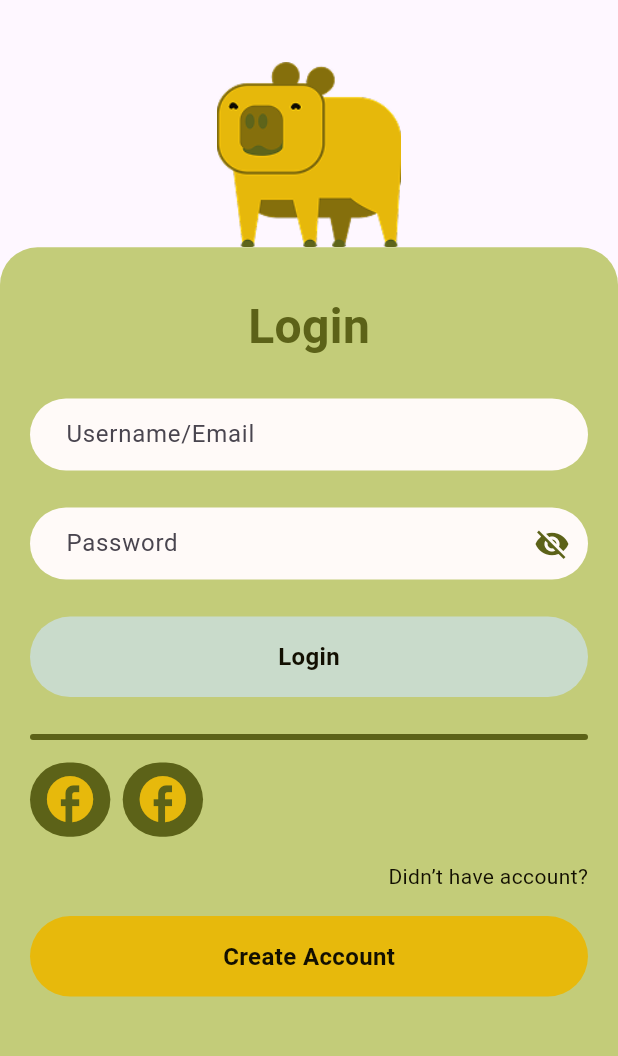
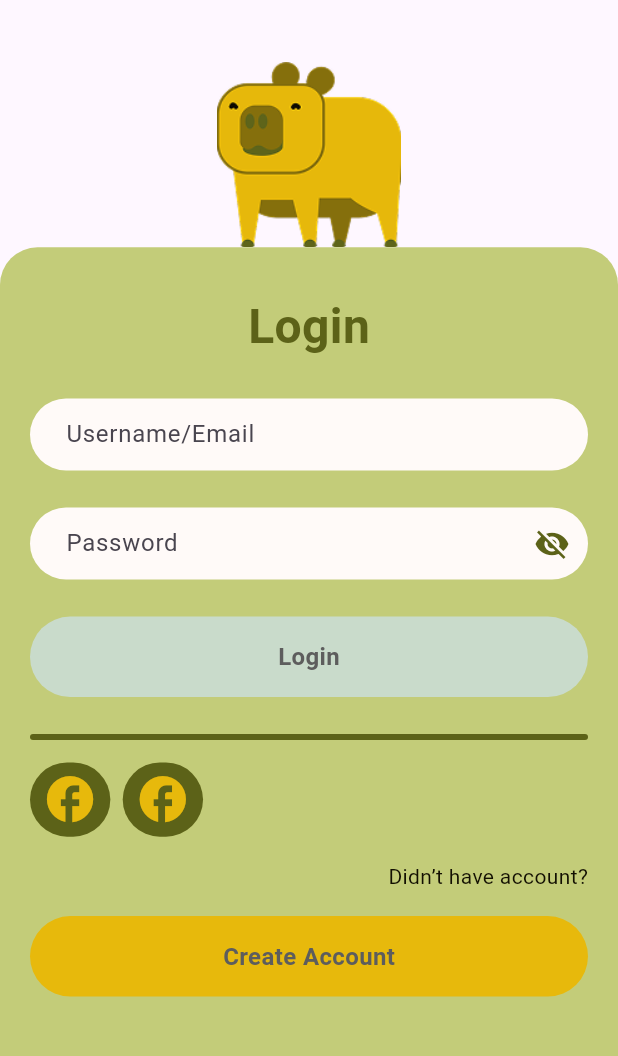
Before and after one commit to iqbalbayuaji/CapyCare, a Flutter app: the screen it shows after launch, on a phone screen of 412 x 824 dp, the part 143-1199 px from its top. Run offline on Flutter 3.47's test engine with Material 3 defaults, Android fonts, the phone set to English and light mode, and no system bars; our stand-ins replace get.

```diff
--- a/lib/app/modules/login_page/controllers/login_page_controller.dart
+++ b/lib/app/modules/login_page/controllers/login_page_controller.dart
@@ -2,8 +2,11 @@ import 'package:get/get.dart';
 
 class LoginPageController extends GetxController {
   RxBool isPasswordVisible = false.obs;
+  RxBool isPressed = false.obs;
 
   void togglePassword() {
     isPasswordVisible.value = !isPasswordVisible.value;
   }
+
+
 }
--- a/lib/app/modules/login_page/views/login_page_view.dart
+++ b/lib/app/modules/login_page/views/login_page_view.dart
@@ -1,4 +1,5 @@
 import 'package:capycare/app/styles/styles.dart';
+import 'package:capycare/app/widgets/button.dart';
 import 'package:flutter/material.dart';
 
 import 'package:get/get.dart';
@@ -11,8 +12,6 @@ class LoginPageView extends GetView<LoginPageController> {
   Widget build(BuildContext context) {
     final width = MediaQuery.of(context).size.width;
     final height = MediaQuery.of(context).size.height;
-
-
 
     return Scaffold(
       resizeToAvoidBottomInset: true,
@@ -118,21 +117,11 @@ class LoginPageView extends GetView<LoginPageController> {
                   SizedBox(height: height * 0.03),
 
                   /// Login Button
-                  Container(
-                    height: height * 0.065,
-                    width: width,
-                    decoration: BoxDecoration(
-                      color: AppColors.enable,
-                      borderRadius: BorderRadius.circular(50),
-                    ),
-                    child: Center(
-                      child: Text(
-                        'Login',
-                        style: AppText.button.copyWith(
-                          color: AppColors.dark,
-                        ),
-                      ),
-                    ),
+                  PrimaryButton(
+                    label: "Login", onTap: () {},
+                    activeColor: AppColors.Quaternary,
+                    inactiveColor: AppColors.enable,
+                    textStyle: AppText.button,
                   ),
 
                   SizedBox(height: height * 0.03),
@@ -172,22 +161,12 @@ class LoginPageView extends GetView<LoginPageController> {
 
                   SizedBox(height: height * 0.02),
 
-                  Container(
-                    height: height * 0.065,
-                    width: width,
-                    decoration: BoxDecoration(
-                      color: AppColors.tertiary,
-                      borderRadius: BorderRadius.circular(50),
-                    ),
-                    child: Center(
-                      child: Text(
-                        'Create Account',
-                        style: AppText.button.copyWith(
-                          color: AppColors.dark,
-                        ),
-                      ),
-                    ),
-                  ),
+                  PrimaryButton(
+                    label: "Create Account", onTap: () {},
+                    activeColor: AppColors.Quaternary,
+                    inactiveColor: AppColors.tertiary,
+                    textStyle: AppText.button,
+                    )
                 ],
               ),
             ),
--- a/lib/app/routes/app_pages.dart
+++ b/lib/app/routes/app_pages.dart
@@ -2,6 +2,8 @@ import 'package:get/get.dart';
 
 import '../modules/login_page/bindings/login_page_binding.dart';
 import '../modules/login_page/views/login_page_view.dart';
+import '../modules/register_page/bindings/register_page_binding.dart';
+import '../modules/register_page/views/register_page_view.dart';
 
 part 'app_routes.dart';
 
@@ -16,5 +18,10 @@ class AppPages {
       page: () => const LoginPageView(),
       binding: LoginPageBinding(),
     ),
+    GetPage(
+      name: _Paths.REGISTER_PAGE,
+      page: () => const RegisterPageView(),
+      binding: RegisterPageBinding(),
+    ),
   ];
 }
--- a/lib/app/routes/app_routes.dart
+++ b/lib/app/routes/app_routes.dart
@@ -4,9 +4,11 @@ part of 'app_pages.dart';
 abstract class Routes {
   Routes._();
   static const LOGIN_PAGE = _Paths.LOGIN_PAGE;
+  static const REGISTER_PAGE = _Paths.REGISTER_PAGE;
 }
 
 abstract class _Paths {
   _Paths._();
   static const LOGIN_PAGE = '/login-page';
+  static const REGISTER_PAGE = '/register-page';
 }
--- /dev/null
+++ b/lib/app/widgets/button.dart
@@ -0,0 +1,67 @@
+import 'package:flutter/material.dart';
+
+class PrimaryButton extends StatefulWidget {
+  final String label;
+  final VoidCallback onTap;
+  final Color? activeColor;
+  final Color? inactiveColor;
+  final TextStyle? textStyle;
+
+  const PrimaryButton({
+    super.key,
+    required this.label,
+    required this.onTap,
+    this.activeColor,
+    this.inactiveColor,
+    this.textStyle,
+  });
+
+  @override
+  State<PrimaryButton> createState() => _PrimaryButtonState();
+}
+
+class _PrimaryButtonState extends State<PrimaryButton> {
+  // State lokal untuk mengatur animasi tombol
+  bool _isPressed = false;
+
+  @override
+  Widget build(BuildContext context) {
+    // Mendapatkan ukuran layar untuk responsivitas (opsional)
+    final double width = MediaQuery.of(context).size.width;
+    final double height = MediaQuery.of(context).size.height;
+
+    return GestureDetector(
+      onTapDown: (_) => setState(() => _isPressed = true),
+      onTapUp: (_) async {
+        await Future.delayed(const Duration(milliseconds: 160));
+        if (mounted) {
+          setState(() => _isPressed = false);
+        }
+        widget.onTap();
+      },
+      onTapCancel: () => setState(() => _isPressed = false),
+      onTap: widget.onTap,
+      child: AnimatedContainer(
+        duration: const Duration(milliseconds: 100),
+        curve: Curves.easeInOut,
+        height: _isPressed ? height * 0.07 : height * 0.065,
+        width: width,
+        decoration: BoxDecoration(
+          // Jika ditekan pakai activeColor, jika tidak pakai inactiveColor
+          color: _isPressed
+              ? (widget.activeColor ?? const Color(0xFFD1D1D1)) // Ganti dengan AppColors.Quaternary
+              : (widget.inactiveColor ?? const Color(0xFFEFEFEF)), // Ganti dengan AppColors.enable
+          borderRadius: BorderRadius.circular(50),
+        ),
+        child: Center(
+          child: Text(
+            widget.label,
+            style: widget.textStyle?.copyWith(
+              color: _isPressed ? Colors.black : const Color(0xFF5D5D5D),
+            ) ?? const TextStyle(fontWeight: FontWeight.bold),
+          ),
+        ),
+      ),
+    );
+  }
+}
```
Also changed, not shown: lib/app/modules/register_page/bindings/register_page_binding.dart (added, +12 -0 lines), lib/app/modules/register_page/controllers/register_page_controller.dart (added, +23 -0 lines), lib/app/modules/register_page/views/register_page_view.dart (added, +24 -0 lines).
